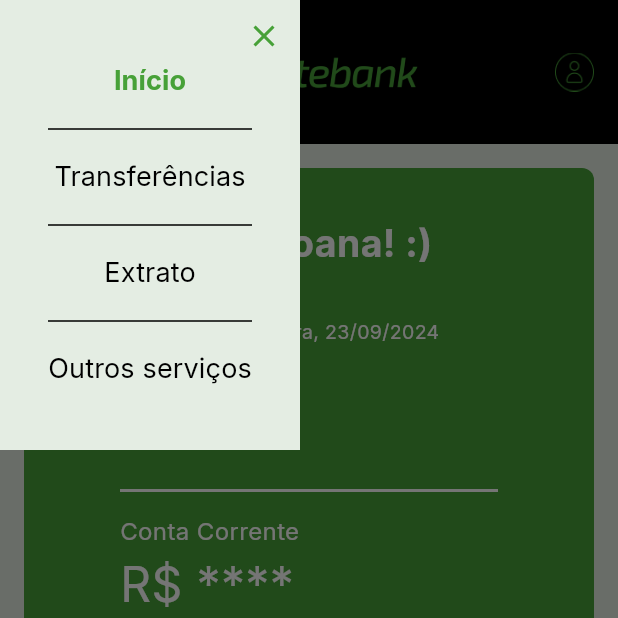
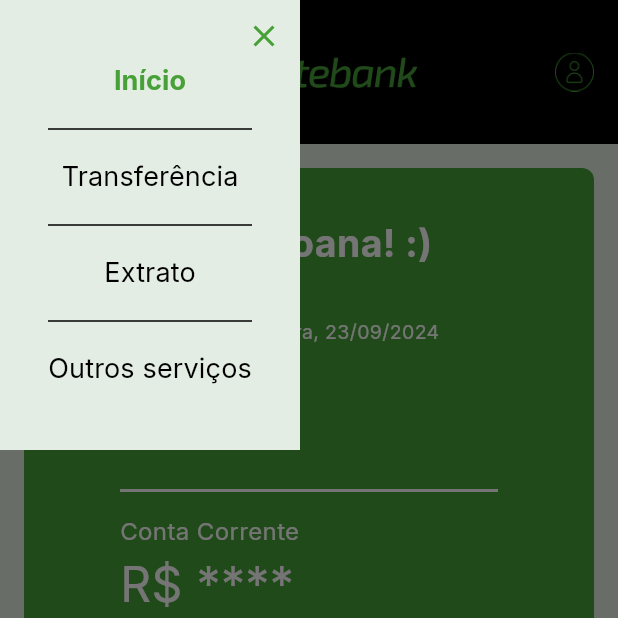
Before and after one commit to MarcoAntonioGomes/flutter_architecture_package, a Flutter app: the screen it shows after launch, with the side drawer open, on a phone screen of 412 x 824 dp, the top half of it. Run offline on Flutter 3.47's test engine with Material 3 defaults, Android fonts, the phone set to English and light mode, and no system bars; our stand-ins replace google_fonts.

Commit message:
Implementando internacionalização utilizando as libs do Flutter

```diff
--- /dev/null
+++ b/l10n.yaml
@@ -0,0 +1,5 @@
+arb-dir: lib/l10n
+template-arb-file: app_en.arb
+output-dir: lib/generated/l10n
+output-localization-file: app_localizations.dart
+synthetic-package: false
--- a/lib/_core/widgets/drawer_widget.dart
+++ b/lib/_core/widgets/drawer_widget.dart
@@ -2,6 +2,8 @@ import 'package:flutter/material.dart';
 import 'package:flutter_bytebank/_core/constants/bytebank_colors.dart';
 import 'package:flutter_bytebank/_core/constants/bytebank_routes.dart';
 import 'package:flutter_bytebank/_core/constants/bytebank_screens.dart';
+import 'package:flutter_bytebank/generated/l10n/app_localizations.dart';
+
 
 Widget getDrawerWidget({
   required BuildContext context,
@@ -48,7 +50,7 @@ Widget getDrawerWidget({
                   );
                 },
                 child: Text(
-                  "Transferências",
+                  AppLocalizations.of(context)!.transfer,
                   style: _getDrawerTextStyle(
                     currentScreen: screen,
                     currentButton: BytebankScreens.transfers,
--- /dev/null
+++ b/lib/l10n/app_en.arb
@@ -0,0 +1,4 @@
+{
+"balance": "Balance",
+"transfer": "Transfer"
+}
--- /dev/null
+++ b/lib/l10n/app_pt.arb
@@ -0,0 +1,4 @@
+{
+"balance": "Saldo",
+  "transfer": "Transferência"
+}
--- a/lib/main.dart
+++ b/lib/main.dart
@@ -1,6 +1,7 @@
 import 'package:flutter/material.dart';
 import 'package:flutter_bytebank/_core/constants/bytebank_routes.dart';
 import 'package:flutter_bytebank/_core/decorations/bytebank_theme_data.dart';
+import 'package:flutter_bytebank/generated/l10n/app_localizations.dart';
 import 'package:flutter_bytebank/home/screens/home_page.dart';
 import 'package:flutter_bytebank/statement/screens/statement_page.dart';
 import 'package:flutter_bytebank/transfers/screens/transfers_page.dart';
@@ -8,16 +9,32 @@ import 'package:flutter_bytebank/transfers/screens/transfers_page.dart';
 import 'package:intl/date_symbol_data_local.dart';
 
 void main() async {
-  runApp(const MainApp());
+  runApp(MainApp());
 }
 
 class MainApp extends StatelessWidget {
-  const MainApp({super.key});
+  MainApp({super.key});
+  Locale? _locale = Locale('pt', 'BR');
 
   @override
   Widget build(BuildContext context) {
     initializeDateFormatting('pt_BR', '');
     return MaterialApp(
+      locale: _locale ,
+      localizationsDelegates: AppLocalizations.localizationsDelegates,
+      supportedLocales: AppLocalizations.supportedLocales,
+      localeResolutionCallback: (locale, supportedLocales) {
+        if (_locale != null) {
+          return _locale;
+        }
+        for (var supportedLocale in supportedLocales) {
+          if (supportedLocale.languageCode == locale?.languageCode &&
+              supportedLocale.countryCode == locale?.countryCode) {
+            return supportedLocale;
+          }
+        }
+        return supportedLocales.first;
+      },
       debugShowCheckedModeBanner: false,
       theme: getBytebankThemeData(),
       initialRoute: BytebankRoutes.home,
```
Also changed, not shown: pubspec.yaml (+6 -1 lines), lib/generated/l10n/app_localizations.dart (added), lib/generated/l10n/app_localizations_en.dart (added), lib/generated/l10n/app_localizations_pt.dart (added), pubspec.lock.
